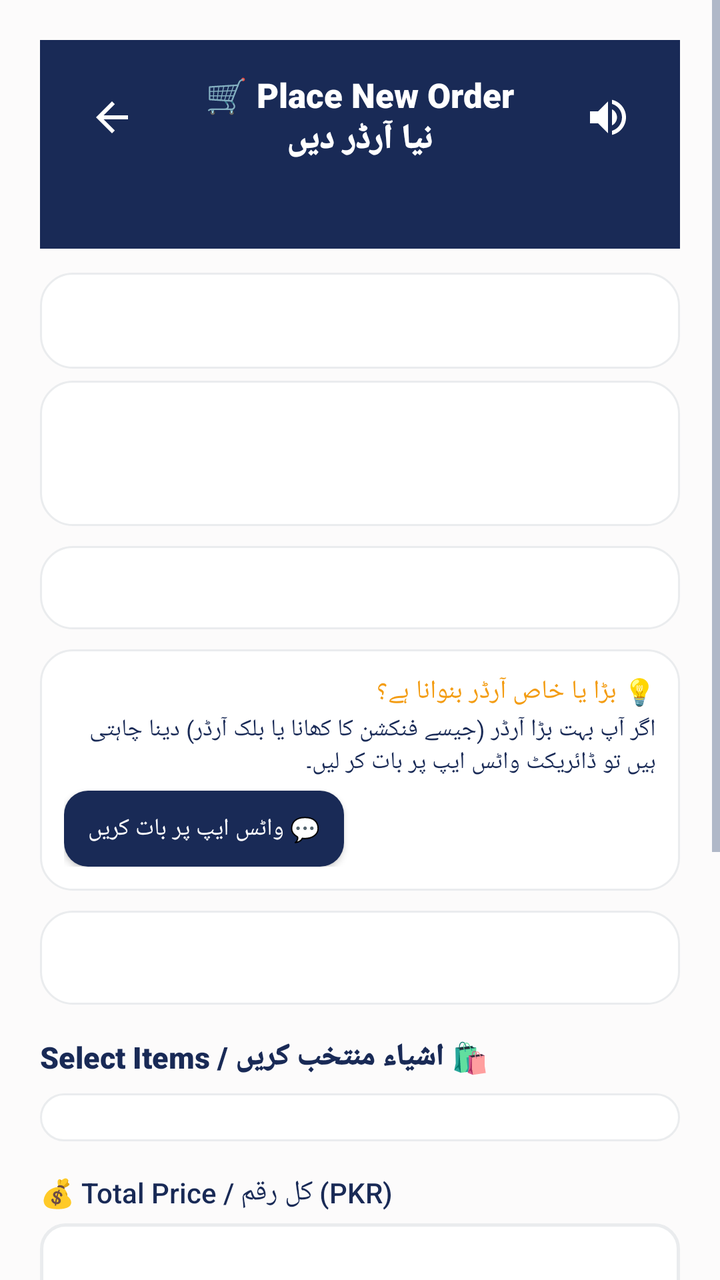
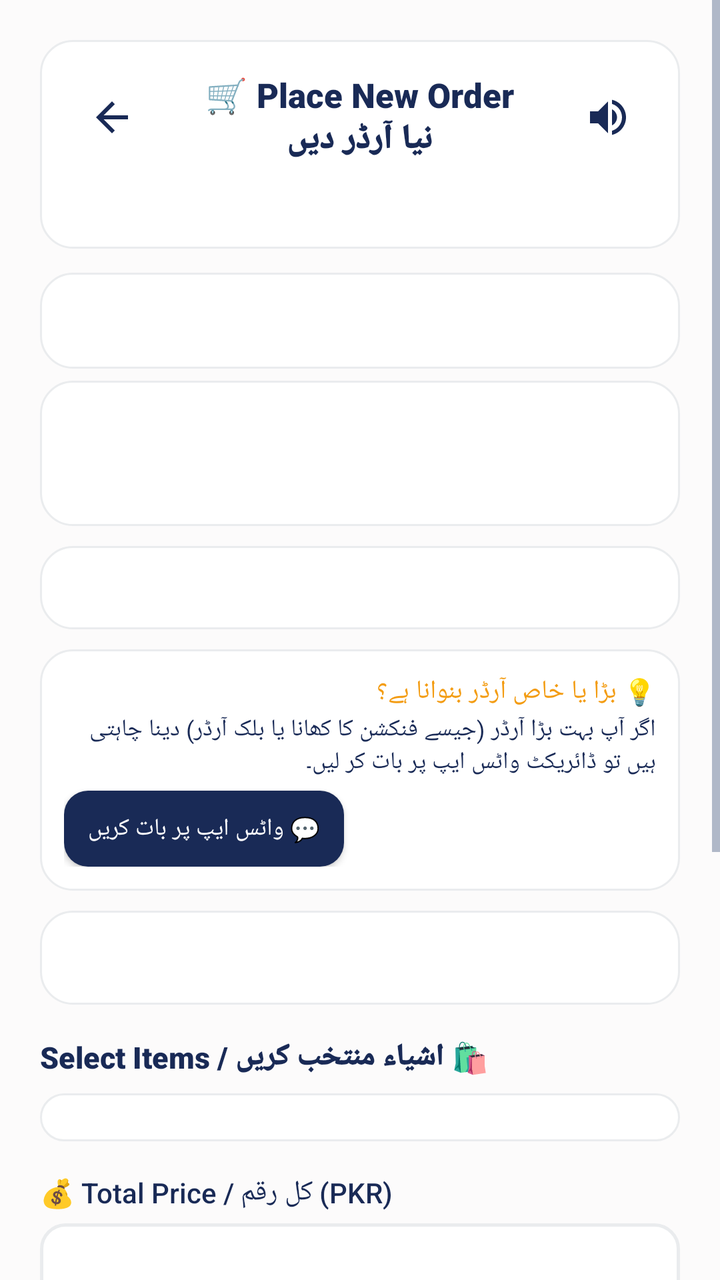

Screens rendered from an Android XML layout before and after an edit, with the pre-edit source and the edit as a unified diff.
<!-- AndroidManifest.xml: application theme Theme.SheEmpower -->
<!-- res/layout/activity_place_order.xml -->
<?xml version="1.0" encoding="utf-8"?>
<ScrollView xmlns:android="http://schemas.android.com/apk/res/android"
    android:layout_width="match_parent"
    android:layout_height="match_parent"
    android:background="@color/background">

    <LinearLayout
        android:layout_width="match_parent"
        android:layout_height="wrap_content"
        android:orientation="vertical"
        android:padding="20dp">

        
        <LinearLayout
            android:layout_width="match_parent"
            android:layout_height="wrap_content"
            android:background="#192A56"
            android:orientation="vertical"
            android:padding="16dp"
            android:layout_marginBottom="12dp">

            <RelativeLayout
                android:layout_width="match_parent"
                android:layout_height="wrap_content">

                <ImageButton
                    android:id="@+id/btnBack"
                    android:layout_width="40dp"
                    android:layout_height="40dp"
                    android:layout_alignParentStart="true"
                    android:layout_centerVertical="true"
                    android:background="?attr/selectableItemBackgroundBorderless"
                    android:src="@drawable/ic_arrow_back"
                    android:contentDescription="Back" />

                <TextView
                    android:layout_width="wrap_content"
                    android:layout_height="wrap_content"
                    android:layout_centerInParent="true"
                    android:text="🛒 Place New Order\nنیا آرڈر دیں"
                    android:textColor="#FFFFFF"
                    android:textSize="17sp"
                    android:gravity="center"
                    android:fontFamily="sans-serif-black" />

                <ImageButton
                    android:id="@+id/btnSpeaker"
                    android:layout_width="40dp"
                    android:layout_height="40dp"
                    android:layout_alignParentEnd="true"
                    android:layout_centerVertical="true"
                    android:background="?attr/selectableItemBackgroundBorderless"
                    android:src="@drawable/ic_speaker"
                    android:contentDescription="Speaker" />
            </RelativeLayout>

            <TextView
                android:id="@+id/tvCategoryHeader"
                android:layout_width="match_parent"
                android:layout_height="wrap_content"
                android:textColor="#FFFFFF"
                android:fontFamily="sans-serif-bold"
                android:textSize="14sp"
                android:layout_marginTop="8dp" />

        </LinearLayout>

        <Spinner
            android:id="@+id/spinnerOrderCategory"
            android:layout_width="match_parent"
            android:layout_height="48dp"
            android:background="@drawable/bg_skeu_card"
            android:paddingStart="10dp"
            android:paddingEnd="10dp"
            android:layout_marginBottom="6dp" />

        <TextView
            android:id="@+id/tvPageIndicator"
            android:layout_width="match_parent"
            android:layout_height="wrap_content"
            android:gravity="center"
            android:textColor="@color/text_primary"
            android:fontFamily="sans-serif-bold"
            android:textSize="14sp"
            android:padding="10dp"
            android:background="@drawable/bg_skeu_card"
            android:layout_marginBottom="10dp"
            android:visibility="gone" />

        <LinearLayout
            android:layout_width="match_parent"
            android:layout_height="wrap_content"
            android:orientation="horizontal"
            android:background="@drawable/bg_skeu_card"
            android:padding="16dp"
            android:gravity="center_vertical">

            <LinearLayout
                android:layout_width="0dp"
                android:layout_height="wrap_content"
                android:layout_weight="1"
                android:orientation="vertical">

                <TextView
                    android:id="@+id/tvSellerName"
                    android:layout_width="wrap_content"
                    android:layout_height="wrap_content"
                    android:fontFamily="sans-serif-black"
                    android:textColor="#FFFFFF"
                    android:textSize="16sp" />

                <TextView
                    android:id="@+id/tvSellerMeta"
                    android:layout_width="wrap_content"
                    android:layout_height="wrap_content"
                    android:textColor="#FFFFFF" />
            </LinearLayout>

            <TextView
                android:id="@+id/tvSellerVerified"
                android:layout_width="wrap_content"
                android:layout_height="wrap_content"
                android:textColor="@color/success_green"
                android:fontFamily="sans-serif-bold" />
        </LinearLayout>

        <TextView
            android:id="@+id/tvDeliveryInfo"
            android:layout_width="match_parent"
            android:layout_height="wrap_content"
            android:background="@drawable/bg_skeu_card"
            android:padding="12dp"
            android:layout_marginTop="10dp"
            android:textColor="@color/text_primary"
            android:fontFamily="sans-serif-medium"
            android:textSize="13sp" />

        
        <LinearLayout
            android:id="@+id/cardMultiCategoryGuide"
            android:layout_width="match_parent"
            android:layout_height="wrap_content"
            android:orientation="vertical"
            android:background="@drawable/bg_skeu_card"
            android:padding="12dp"
            android:layout_marginTop="10dp"
            android:visibility="gone">

            <TextView
                android:id="@+id/tvMultiCategoryGuideTitle"
                android:layout_width="match_parent"
                android:layout_height="wrap_content"
                android:text="💡 یہ بیچنے والی دیگر زمروں میں بھی چیزیں بیچتی ہیں!"
                android:fontFamily="sans-serif-bold"
                android:textColor="@color/warning_amber"
                android:textSize="13sp" />

            <TextView
                android:id="@+id/tvMultiCategoryGuideDesc"
                android:layout_width="match_parent"
                android:layout_height="wrap_content"
                android:text="اگر آپ کو دیگر چیزیں نہیں چاہیے تو 'دیگر چیزیں نہیں چاہیے' کا بٹن دبائیں۔ اگر مزید دیکھنا چاہتی ہیں تو 'اگلا صفحہ' دبائیں۔"
                android:textColor="@color/text_primary"
                android:textSize="12sp"
                android:layout_marginTop="2dp" />

            <LinearLayout
                android:layout_width="match_parent"
                android:layout_height="wrap_content"
                android:orientation="horizontal"
                android:layout_marginTop="8dp">

                <Button
                    android:id="@+id/btnOnlyThisOrder"
                    android:layout_width="0dp"
                    android:layout_height="42dp"
                    android:layout_weight="1"
                    android:text="🛑 دیگر چیزیں نہیں چاہیے"
                    android:textSize="11sp"
                    android:textColor="#FFFFFF"
                    android:background="@drawable/bg_skeu_button_primary"
                    android:layout_marginEnd="4dp" />

                <Button
                    android:id="@+id/btnBrowseMore"
                    android:layout_width="0dp"
                    android:layout_height="42dp"
                    android:layout_weight="1"
                    android:text="▶️ اگلا صفحہ (دیگر دیکھیں)"
                    android:textSize="11sp"
                    android:textColor="#FFFFFF"
                    android:background="@drawable/bg_skeu_button_primary"
                    android:layout_marginStart="4dp" />
            </LinearLayout>
        </LinearLayout>

        
        <LinearLayout
            android:id="@+id/cardBulkOrderNote"
            android:layout_width="match_parent"
            android:layout_height="wrap_content"
            android:orientation="vertical"
            android:background="@drawable/bg_skeu_card"
            android:padding="12dp"
            android:layout_marginTop="10dp">

            <TextView
                android:layout_width="match_parent"
                android:layout_height="wrap_content"
                android:text="💡 بڑا یا خاص آرڈر بنوانا ہے؟"
                android:fontFamily="sans-serif-bold"
                android:textColor="@color/warning_amber"
                android:textSize="13sp" />

            <TextView
                android:layout_width="match_parent"
                android:layout_height="wrap_content"
                android:text="اگر آپ بہت بڑا آرڈر (جیسے فنکشن کا کھانا یا بلک آرڈر) دینا چاہتی ہیں تو ڈائریکٹ واٹس ایپ پر بات کر لیں۔"
                android:textColor="@color/text_primary"
                android:textSize="12sp"
                android:layout_marginTop="2dp" />

            <Button
                android:id="@+id/btnBulkWhatsApp"
                android:layout_width="wrap_content"
                android:layout_height="38dp"
                android:text="💬 واٹس ایپ پر بات کریں"
                android:textSize="12sp"
                android:textColor="#FFFFFF"
                android:background="@drawable/bg_skeu_button_primary"
                android:paddingStart="12dp"
                android:paddingEnd="12dp"
                android:layout_marginTop="6dp" />
        </LinearLayout>

        <TextView
            android:id="@+id/tvSelectedItem"
            android:layout_width="match_parent"
            android:layout_height="wrap_content"
            android:background="@drawable/bg_skeu_card"
            android:padding="14dp"
            android:layout_marginTop="10dp"
            android:textColor="@color/text_primary"
            android:fontFamily="sans-serif-bold" />

        
        <TextView
            android:id="@+id/tvChecklistHeader"
            android:layout_width="wrap_content"
            android:layout_height="wrap_content"
            android:text="🛍️ اشیاء منتخب کریں / Select Items"
            android:fontFamily="sans-serif-black"
            android:textColor="@color/text_primary"
            android:textSize="15sp"
            android:layout_marginTop="16dp" />

        <TextView
            android:id="@+id/tvChecklistEmpty"
            android:layout_width="match_parent"
            android:layout_height="wrap_content"
            android:text="اس بیچنے والی کی کوئی چیز موجود نہیں"
            android:textColor="@color/text_secondary"
            android:visibility="gone"
            android:layout_marginTop="8dp" />

        <LinearLayout
            android:id="@+id/layoutProductChecklist"
            android:layout_width="match_parent"
            android:layout_height="wrap_content"
            android:orientation="vertical"
            android:background="@drawable/bg_skeu_card"
            android:padding="12dp"
            android:layout_marginTop="8dp" />

        
        <TextView
            android:id="@+id/tvProductFormTabHeader"
            android:layout_width="wrap_content"
            android:layout_height="wrap_content"
            android:text="📝 Select Product to Fill Form / فارم کے لیے چیز منتخب کریں"
            android:fontFamily="sans-serif-black"
            android:textColor="@color/text_primary"
            android:textSize="15sp"
            android:layout_marginTop="16dp"
            android:visibility="gone" />

        <LinearLayout
            android:id="@+id/layoutProductFormTabs"
            android:layout_width="match_parent"
            android:layout_height="wrap_content"
            android:orientation="vertical"
            android:layout_marginTop="8dp"
            android:visibility="gone" />

        <LinearLayout
            android:id="@+id/layoutDynamicFields"
            android:layout_width="match_parent"
            android:layout_height="wrap_content"
            android:orientation="vertical" />

        <TextView
            android:layout_width="wrap_content"
            android:layout_height="wrap_content"
            android:text="💰 Total Price / کل رقم (PKR)"
            android:textColor="@color/text_primary"
            android:fontFamily="sans-serif-medium"
            android:layout_marginTop="16dp" />

        <com.google.android.material.textfield.TextInputEditText
            android:id="@+id/etAmount"
            android:layout_width="match_parent"
            android:layout_height="52dp"
            android:inputType="number"
            android:padding="14dp"
            android:background="@drawable/bg_skeu_input"
            android:layout_marginTop="6dp" />

        <TextView
            android:id="@+id/tvAmountLockedNote"
            android:layout_width="match_parent"
            android:layout_height="wrap_content"
            android:textColor="@color/warning_amber"
            android:textSize="11sp"
            android:layout_marginTop="4dp"
            android:visibility="gone" />

        <LinearLayout
            android:id="@+id/layoutBuyerAddress"
            android:layout_width="match_parent"
            android:layout_height="wrap_content"
            android:orientation="vertical">

            <TextView
                android:layout_width="wrap_content"
                android:layout_height="wrap_content"
                android:text="📍 آپ کا ڈیلیوری پتہ"
                android:textColor="@color/text_primary"
                android:fontFamily="sans-serif-medium"
                android:layout_marginTop="16dp" />

            <com.google.android.material.textfield.TextInputEditText
                android:id="@+id/etAddress"
                android:layout_width="match_parent"
                android:layout_height="52dp"
                android:padding="14dp"
                android:background="@drawable/bg_skeu_input"
                android:layout_marginTop="6dp" />
        </LinearLayout>

        <TextView
            android:layout_width="wrap_content"
            android:layout_height="wrap_content"
            android:text="📝 اضافی نوٹس (اختیاری)"
            android:textColor="@color/text_primary"
            android:fontFamily="sans-serif-medium"
            android:layout_marginTop="16dp" />

        <com.google.android.material.textfield.TextInputEditText
            android:id="@+id/etNotes"
            android:layout_width="match_parent"
            android:layout_height="52dp"
            android:padding="14dp"
            android:background="@drawable/bg_skeu_input"
            android:layout_marginTop="6dp" />

        <LinearLayout
            android:id="@+id/layoutWizardNav"
            android:layout_width="match_parent"
            android:layout_height="wrap_content"
            android:orientation="horizontal"
            android:layout_marginTop="16dp"
            android:layout_marginBottom="8dp"
            android:visibility="gone">

            <Button
                android:id="@+id/btnPrevCategory"
                android:layout_width="0dp"
                android:layout_height="48dp"
                android:layout_weight="1"
                android:text="⬅️ پچھلا / Previous"
                android:textColor="#FFFFFF"
                android:background="@drawable/bg_skeu_button_primary"
                android:layout_marginEnd="6dp" />

            <Button
                android:id="@+id/btnNextCategory"
                android:layout_width="0dp"
                android:layout_height="48dp"
                android:layout_weight="1"
                android:text="اگلا / Next ➔"
                android:textColor="#FFFFFF"
                android:background="@drawable/bg_skeu_button_primary"
                android:layout_marginStart="6dp" />
        </LinearLayout>

        <Button
            android:id="@+id/btnSubmitOrder"
            android:layout_width="match_parent"
            android:layout_height="56dp"
            android:text="✅ آرڈر جمع کروائیں"
            android:fontFamily="sans-serif-medium"
            android:textSize="15sp"
            android:background="@drawable/bg_skeu_button_primary"
            android:textColor="#FFFFFF"
            android:layout_marginTop="16dp"
            android:layout_marginBottom="20dp" />

    </LinearLayout>
</ScrollView>
<!-- resources referenced by this layout -->
<resources>
  <color name="background">#FCFBFB</color>
  <color name="success_green">#2ECC71</color>
  <color name="text_primary">#192A56</color>
  <color name="text_secondary">#6B7A99</color>
  <color name="warning_amber">#F39C12</color>
  <!-- drawable bg_skeu_button_primary (drawable) -->
  <?xml version="1.0" encoding="utf-8"?>
  <shape xmlns:android="http://schemas.android.com/apk/res/android"
      android:shape="rectangle">
      <solid android:color="@color/midnight_navy" />
      <corners android:radius="12dp" />
  </shape>
  <!-- drawable bg_skeu_card (drawable) -->
  <?xml version="1.0" encoding="utf-8"?>
  <shape xmlns:android="http://schemas.android.com/apk/res/android"
      android:shape="rectangle">
      <solid android:color="@color/white" />
      <corners android:radius="16dp" />
      <stroke android:color="@color/card_border" android:width="1dp" />
  </shape>
  <!-- drawable bg_skeu_input (drawable) -->
  <?xml version="1.0" encoding="utf-8"?>
  <shape xmlns:android="http://schemas.android.com/apk/res/android"
      android:shape="rectangle">
      <solid android:color="@color/white" />
      <corners android:radius="12dp" />
      <stroke android:color="@color/card_border" android:width="1.5dp" />
  </shape>
  <!-- drawable ic_arrow_back (drawable) -->
  <?xml version="1.0" encoding="utf-8"?>
  <vector xmlns:android="http://schemas.android.com/apk/res/android"
      android:width="24dp"
      android:height="24dp"
      android:viewportWidth="24"
      android:viewportHeight="24">
      <path
          android:fillColor="#FFFFFF"
          android:pathData="M20,11H7.83l5.59-5.59L12,4l-8,8l8,8l1.41-1.41L7.83,13H20v-2z"/>
  </vector>
  <!-- drawable ic_speaker (drawable) -->
  <?xml version="1.0" encoding="utf-8"?>
  <vector xmlns:android="http://schemas.android.com/apk/res/android"
      android:width="24dp"
      android:height="24dp"
      android:viewportWidth="24"
      android:viewportHeight="24">
      <path
          android:fillColor="#FFFFFF"
          android:pathData="M3,9v6h4l5,5V4L7,9H3zm13.5,3c0-1.77-1.02-3.29-2.5-4.03v8.05c1.48-0.73,2.5-2.25,2.5-4.02zM14,3.23v2.06c2.89,0.86,5,3.54,5,6.71s-2.11,5.85-5,6.71v2.06c4.01-0.91,7-4.49,7-8.77s-2.99-7.86-7-8.77z"/>
  </vector>
  <style name="Theme.SheEmpower" parent="Theme.AppCompat.Light.NoActionBar">
          <item name="colorPrimary">@color/primary</item>
          <item name="colorPrimaryDark">@color/primary_dark</item>
          <item name="colorAccent">@color/accent</item>
          <item name="android:windowBackground">@color/background</item>
          <item name="android:colorBackground">@color/background</item>
          <item name="android:textColorPrimary">@color/text_primary</item>
          <item name="android:textColorSecondary">@color/text_secondary</item>
          <item name="android:statusBarColor">@color/primary_dark</item>
      </style>
  <color name="midnight_navy">#192A56</color>
  <color name="white">#FFFFFF</color>
  <color name="card_border">#EAECEE</color>
  <color name="primary">#192A56</color>
  kkkkkkkkk
  <color name="primary_dark">#0F1B3D</color>
  <color name="accent">#F7D794</color>
</resources>

<!-- the commit's change to res/layout/activity_place_order.xml (unified diff, before → after) -->
@@ -1,5 +1,6 @@
 <?xml version="1.0" encoding="utf-8"?>
 <ScrollView xmlns:android="http://schemas.android.com/apk/res/android"
+    xmlns:app="http://schemas.android.com/apk/res-auto"
     android:layout_width="match_parent"
     android:layout_height="match_parent"
     android:background="@color/background">
@@ -14,7 +15,7 @@
         <LinearLayout
             android:layout_width="match_parent"
             android:layout_height="wrap_content"
-            android:background="#192A56"
+            android:background="@drawable/bg_skeu_card"
             android:orientation="vertical"
             android:padding="16dp"
             android:layout_marginBottom="12dp">
@@ -31,6 +32,7 @@
                     android:layout_centerVertical="true"
                     android:background="?attr/selectableItemBackgroundBorderless"
                     android:src="@drawable/ic_arrow_back"
+                    app:tint="@color/text_primary"
                     android:contentDescription="Back" />
 
                 <TextView
@@ -38,7 +40,7 @@
                     android:layout_height="wrap_content"
                     android:layout_centerInParent="true"
                     android:text="🛒 Place New Order\nنیا آرڈر دیں"
-                    android:textColor="#FFFFFF"
+                    android:textColor="@color/text_primary"
                     android:textSize="17sp"
                     android:gravity="center"
                     android:fontFamily="sans-serif-black" />
@@ -51,6 +53,7 @@
                     android:layout_centerVertical="true"
                     android:background="?attr/selectableItemBackgroundBorderless"
                     android:src="@drawable/ic_speaker"
+                    app:tint="@color/text_primary"
                     android:contentDescription="Speaker" />
             </RelativeLayout>
 
@@ -58,7 +61,7 @@
                 android:id="@+id/tvCategoryHeader"
                 android:layout_width="match_parent"
                 android:layout_height="wrap_content"
-                android:textColor="#FFFFFF"
+                android:textColor="@color/text_primary"
                 android:fontFamily="sans-serif-bold"
                 android:textSize="14sp"
                 android:layout_marginTop="8dp" />
@@ -135,64 +138,7 @@
             android:fontFamily="sans-serif-medium"
             android:textSize="13sp" />
 
-        
-        <LinearLayout
-            android:id="@+id/cardMultiCategoryGuide"
-            android:layout_width="match_parent"
-            android:layout_height="wrap_content"
-            android:orientation="vertical"
-            android:background="@drawable/bg_skeu_card"
-            android:padding="12dp"
-            android:layout_marginTop="10dp"
-            android:visibility="gone">
-
-            <TextView
-                android:id="@+id/tvMultiCategoryGuideTitle"
-                android:layout_width="match_parent"
-                android:layout_height="wrap_content"
-                android:text="💡 یہ بیچنے والی دیگر زمروں میں بھی چیزیں بیچتی ہیں!"
-                android:fontFamily="sans-serif-bold"
-                android:textColor="@color/warning_amber"
-                android:textSize="13sp" />
-
-            <TextView
-                android:id="@+id/tvMultiCategoryGuideDesc"
-                android:layout_width="match_parent"
-                android:layout_height="wrap_content"
-                android:text="اگر آپ کو دیگر چیزیں نہیں چاہیے تو 'دیگر چیزیں نہیں چاہیے' کا بٹن دبائیں۔ اگر مزید دیکھنا چاہتی ہیں تو 'اگلا صفحہ' دبائیں۔"
-                android:textColor="@color/text_primary"
-                android:textSize="12sp"
-                android:layout_marginTop="2dp" />
-
-            <LinearLayout
-                android:layout_width="match_parent"
-                android:layout_height="wrap_content"
-                android:orientation="horizontal"
-                android:layout_marginTop="8dp">
-
-                <Button
-                    android:id="@+id/btnOnlyThisOrder"
-                    android:layout_width="0dp"
-                    android:layout_height="42dp"
-                    android:layout_weight="1"
-                    android:text="🛑 دیگر چیزیں نہیں چاہیے"
-                    android:textSize="11sp"
-                    android:textColor="#FFFFFF"
-                    android:background="@drawable/bg_skeu_button_primary"
-                    android:layout_marginEnd="4dp" />
-
-                <Button
-                    android:id="@+id/btnBrowseMore"
-                    android:layout_width="0dp"
-                    android:layout_height="42dp"
-                    android:layout_weight="1"
-                    android:text="▶️ اگلا صفحہ (دیگر دیکھیں)"
-                    android:textSize="11sp"
-                    android:textColor="#FFFFFF"
-                    android:background="@drawable/bg_skeu_button_primary"
-                    android:layout_marginStart="4dp" />
-            </LinearLayout>
-        </LinearLayout>
+
 
         
         <LinearLayout
@@ -363,6 +309,7 @@
             android:background="@drawable/bg_skeu_input"
             android:layout_marginTop="6dp" />
 
+        
         <LinearLayout
             android:id="@+id/layoutWizardNav"
             android:layout_width="match_parent"
@@ -373,24 +320,28 @@
             android:visibility="gone">
 
             <Button
-                android:id="@+id/btnPrevCategory"
+                android:id="@+id/btnOnlyThisOrder"
                 android:layout_width="0dp"
                 android:layout_height="48dp"
                 android:layout_weight="1"
-                android:text="⬅️ پچھلا / Previous"
+                android:layout_marginEnd="4dp"
+                android:text="🛑 دیگر چیزیں نہیں چاہیے\nNo Other Items"
+                android:textSize="11sp"
+                android:fontFamily="sans-serif-bold"
                 android:textColor="#FFFFFF"
-                android:background="@drawable/bg_skeu_button_primary"
-                android:layout_marginEnd="6dp" />
+                android:background="@drawable/bg_skeu_button_primary" />
 
             <Button
-                android:id="@+id/btnNextCategory"
+                android:id="@+id/btnBrowseMore"
                 android:layout_width="0dp"
                 android:layout_height="48dp"
                 android:layout_weight="1"
-                android:text="اگلا / Next ➔"
+                android:layout_marginStart="4dp"
+                android:text="▶️ اگلا صفحہ (دیگر فارم)\nNext Page"
+                android:textSize="11sp"
+                android:fontFamily="sans-serif-bold"
                 android:textColor="#FFFFFF"
-                android:background="@drawable/bg_skeu_button_primary"
-                android:layout_marginStart="6dp" />
+                android:background="@drawable/bg_skeu_button_primary" />
         </LinearLayout>
 
         <Button
